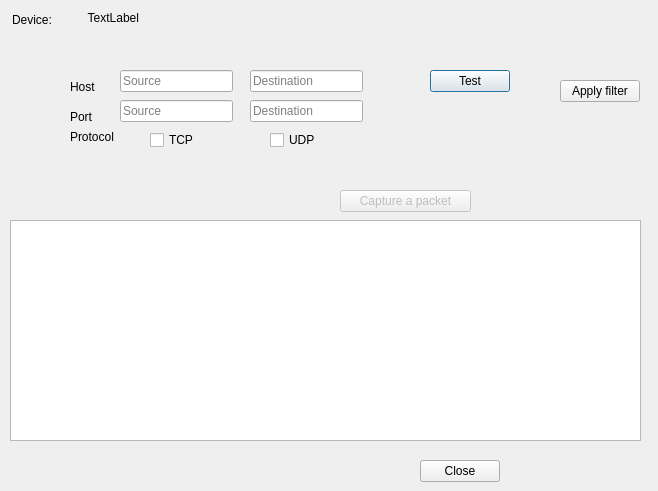
Above: packetcapturewindow.ui from AONunan/FinalYearProject before the change. Below: the same form after it.
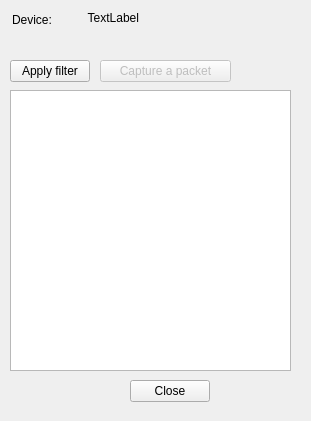
That is the form after the change.

Commit message: Removed filter options

```diff
--- a/packetcapturewindow.ui
+++ b/packetcapturewindow.ui
@@ -6,151 +6,21 @@
    <rect>
     <x>0</x>
     <y>0</y>
-    <width>658</width>
-    <height>491</height>
+    <width>311</width>
+    <height>421</height>
    </rect>
   </property>
   <property name="windowTitle">
    <string>Dialog</string>
   </property>
-  <widget class="QLabel" name="label_2">
-   <property name="geometry">
-    <rect>
-     <x>70</x>
-     <y>80</y>
-     <width>59</width>
-     <height>14</height>
-    </rect>
-   </property>
-   <property name="text">
-    <string>Host</string>
-   </property>
-  </widget>
-  <widget class="QLabel" name="label_3">
-   <property name="geometry">
-    <rect>
-     <x>70</x>
-     <y>110</y>
-     <width>59</width>
-     <height>14</height>
-    </rect>
-   </property>
-   <property name="text">
-    <string>Port</string>
-   </property>
-  </widget>
-  <widget class="QLabel" name="label_4">
-   <property name="geometry">
-    <rect>
-     <x>70</x>
-     <y>130</y>
-     <width>59</width>
-     <height>14</height>
-    </rect>
-   </property>
-   <property name="text">
-    <string>Protocol</string>
-   </property>
-  </widget>
-  <widget class="QLineEdit" name="lineEdit_src_host">
-   <property name="geometry">
-    <rect>
-     <x>120</x>
-     <y>70</y>
-     <width>113</width>
-     <height>22</height>
-    </rect>
-   </property>
-   <property name="placeholderText">
-    <string>Source</string>
-   </property>
-  </widget>
-  <widget class="QLineEdit" name="lineEdit_dst_host">
-   <property name="geometry">
-    <rect>
-     <x>250</x>
-     <y>70</y>
-     <width>113</width>
-     <height>22</height>
-    </rect>
-   </property>
-   <property name="placeholderText">
-    <string>Destination</string>
-   </property>
-  </widget>
-  <widget class="QLineEdit" name="lineEdit_src_port">
-   <property name="geometry">
-    <rect>
-     <x>120</x>
-     <y>100</y>
-     <width>113</width>
-     <height>22</height>
-    </rect>
-   </property>
-   <property name="placeholderText">
-    <string>Source</string>
-   </property>
-  </widget>
-  <widget class="QLineEdit" name="lineEdit_dst_port">
-   <property name="geometry">
-    <rect>
-     <x>250</x>
-     <y>100</y>
-     <width>113</width>
-     <height>22</height>
-    </rect>
-   </property>
-   <property name="placeholderText">
-    <string>Destination</string>
-   </property>
-  </widget>
-  <widget class="QCheckBox" name="checkBox_tcp">
-   <property name="geometry">
-    <rect>
-     <x>150</x>
-     <y>130</y>
-     <width>85</width>
-     <height>20</height>
-    </rect>
-   </property>
-   <property name="text">
-    <string>TCP</string>
-   </property>
-  </widget>
-  <widget class="QCheckBox" name="checkBox_udp">
-   <property name="geometry">
-    <rect>
-     <x>270</x>
-     <y>130</y>
-     <width>85</width>
-     <height>20</height>
-    </rect>
-   </property>
-   <property name="text">
-    <string>UDP</string>
-   </property>
-  </widget>
-  <widget class="QPushButton" name="pushButton_test">
-   <property name="geometry">
-    <rect>
-     <x>430</x>
-     <y>70</y>
-     <width>80</width>
-     <height>22</height>
-    </rect>
-   </property>
-   <property name="text">
-    <string>Test</string>
-   </property>
-  </widget>
   <widget class="QPushButton" name="button_capture_packet">
    <property name="enabled">
     <bool>false</bool>
    </property>
    <property name="geometry">
     <rect>
-     <x>340</x>
-     <y>190</y>
+     <x>100</x>
+     <y>60</y>
      <width>131</width>
      <height>22</height>
     </rect>
@@ -162,8 +32,8 @@
   <widget class="QPushButton" name="button_close_handle">
    <property name="geometry">
     <rect>
-     <x>420</x>
-     <y>460</y>
+     <x>130</x>
+     <y>380</y>
      <width>80</width>
      <height>22</height>
     </rect>
@@ -176,17 +46,17 @@
    <property name="geometry">
     <rect>
      <x>10</x>
-     <y>220</y>
-     <width>631</width>
-     <height>221</height>
+     <y>90</y>
+     <width>281</width>
+     <height>281</height>
     </rect>
    </property>
   </widget>
   <widget class="QPushButton" name="button_applyFilter">
    <property name="geometry">
     <rect>
-     <x>560</x>
-     <y>80</y>
+     <x>10</x>
+     <y>60</y>
      <width>80</width>
      <height>22</height>
     </rect>
```
The commit also changes 2 other files.
